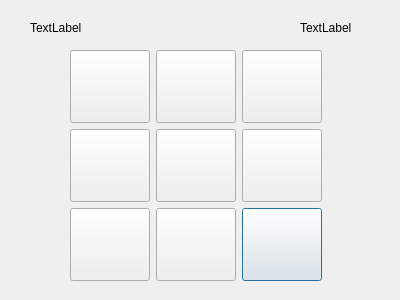
Before: the Qt Designer form tictactoev/startgame.ui in Jolinejo/Advanced-Tic-Tac-Toe, drawn with Qt 5.
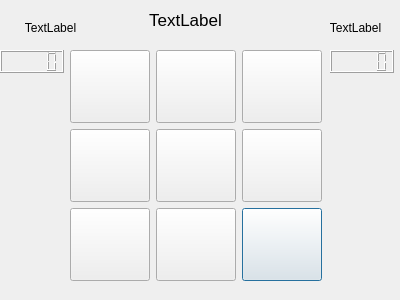
After: the same form once the commit is applied.

```diff
--- a/tictactoev/startgame.ui
+++ b/tictactoev/startgame.ui
@@ -16,7 +16,7 @@
   <widget class="QLabel" name="label_p1">
    <property name="geometry">
     <rect>
-     <x>30</x>
+     <x>10</x>
      <y>20</y>
      <width>81</width>
      <height>16</height>
@@ -25,11 +25,14 @@
    <property name="text">
     <string>TextLabel</string>
    </property>
+   <property name="alignment">
+    <set>Qt::AlignCenter</set>
+   </property>
   </widget>
   <widget class="QLabel" name="label_p2">
    <property name="geometry">
     <rect>
-     <x>300</x>
+     <x>320</x>
      <y>20</y>
      <width>71</width>
      <height>16</height>
@@ -38,6 +41,9 @@
    <property name="text">
     <string>TextLabel</string>
    </property>
+   <property name="alignment">
+    <set>Qt::AlignCenter</set>
+   </property>
   </widget>
   <widget class="QWidget" name="gridLayoutWidget">
    <property name="geometry">
@@ -174,6 +180,50 @@
     </item>
    </layout>
   </widget>
+  <widget class="QLCDNumber" name="lcdNumber_p1">
+   <property name="geometry">
+    <rect>
+     <x>0</x>
+     <y>50</y>
+     <width>64</width>
+     <height>23</height>
+    </rect>
+   </property>
+  </widget>
+  <widget class="QLCDNumber" name="lcdNumber_p2">
+   <property name="geometry">
+    <rect>
+     <x>330</x>
+     <y>50</y>
+     <width>64</width>
+     <height>23</height>
+    </rect>
+   </property>
+  </widget>
+  <widget class="QLabel" name="label_round">
+   <property name="geometry">
+    <rect>
+     <x>130</x>
+     <y>10</y>
+     <width>111</width>
+     <height>20</height>
+    </rect>
+   </property>
+   <property name="font">
+    <font>
+     <pointsize>13</pointsize>
+    </font>
+   </property>
+   <property name="autoFillBackground">
+    <bool>false</bool>
+   </property>
+   <property name="text">
+    <string>TextLabel</string>
+   </property>
+   <property name="alignment">
+    <set>Qt::AlignCenter</set>
+   </property>
+  </widget>
  </widget>
  <resources/>
  <connections/>
```
